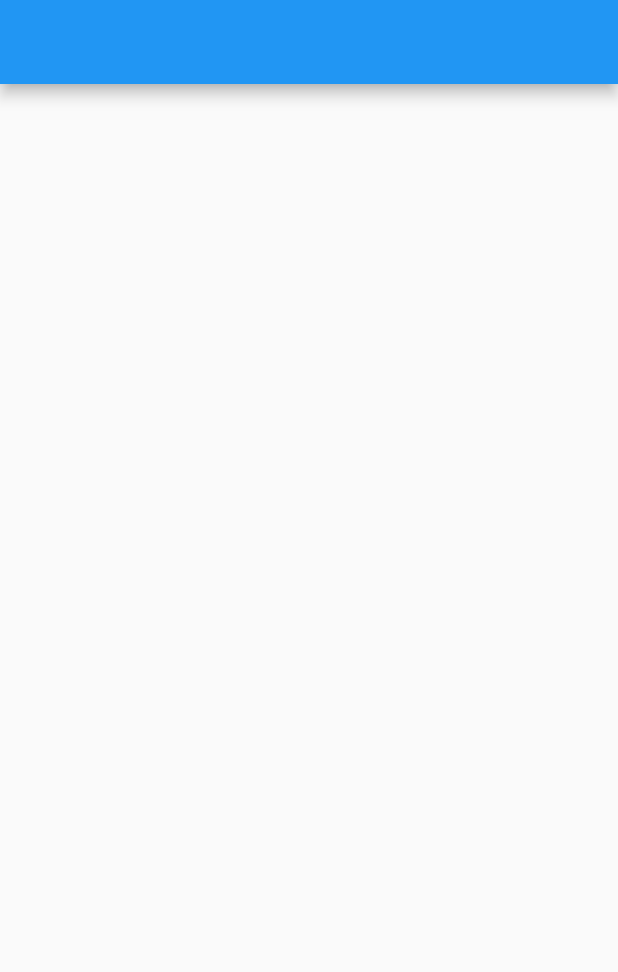
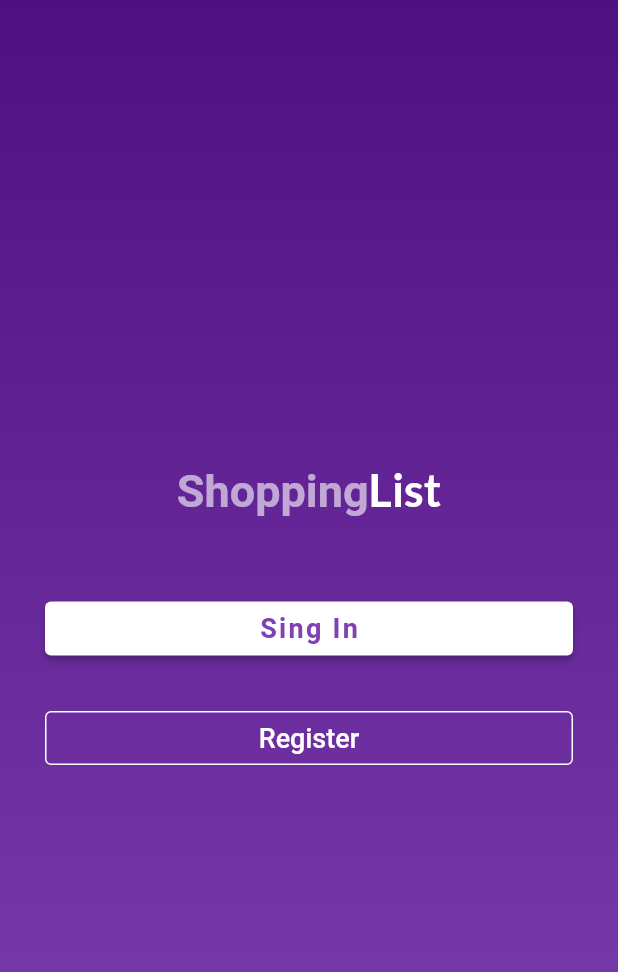
Before and after one commit to mayalaat/shopping_list, a Flutter app: the screen it shows after launch, on a phone screen of 412 x 824 dp. Shown: the top 972 px of the screen. Run offline on Flutter 3.47's test engine with Material 2 defaults, Android fonts, the phone set to English and light mode, and no system bars; our stand-ins replace google_fonts.

Commit message:
Adding welcome screen

```diff
--- /dev/null
+++ b/lib/MainScreens/homeScreen.dart
@@ -0,0 +1,18 @@
+import 'package:flutter/material.dart';
+
+class HomeScreen extends StatefulWidget {
+  const HomeScreen({Key? key}) : super(key: key);
+
+  @override
+  _HomeScreenState createState() => _HomeScreenState();
+}
+
+class _HomeScreenState extends State<HomeScreen> {
+  @override
+  Widget build(BuildContext context) {
+    return Scaffold(
+      appBar: AppBar(),
+      body: Center(),
+    );
+  }
+}
--- /dev/null
+++ b/lib/MainScreens/welcomeScreen.dart
@@ -0,0 +1,73 @@
+import 'package:flutter/material.dart';
+import 'package:shopping_list/Utils/TextApp.dart';
+import 'package:shopping_list/Widgets/Desing/DesignWidgets.dart';
+
+class WelcomeScreen extends StatefulWidget {
+  const WelcomeScreen({Key? key}) : super(key: key);
+
+  @override
+  _WelcomeScreenState createState() => _WelcomeScreenState();
+}
+
+class _WelcomeScreenState extends State<WelcomeScreen> {
+  @override
+  Widget build(BuildContext context) {
+    return Scaffold(
+      body: SingleChildScrollView(
+        child: Container(
+          padding: EdgeInsets.symmetric(horizontal: 30),
+          height: MediaQuery.of(context).size.height,
+          width: MediaQuery.of(context).size.width,
+          decoration:
+              BoxDecoration(gradient: Designwidgets.linearGradient(context)),
+          child: Column(
+            crossAxisAlignment: CrossAxisAlignment.center,
+            mainAxisAlignment: MainAxisAlignment.center,
+            children: [
+              Designwidgets.title(),
+              _loginButton(context),
+              _signUpButton(context)
+            ],
+          ),
+        ),
+      ),
+    );
+  }
+}
+
+Widget _loginButton(BuildContext context) {
+  return Container(
+    padding: EdgeInsets.only(top: 50.0, bottom: 25),
+    width: double.infinity,
+    child: ElevatedButton(
+        style: ButtonStyle(
+            backgroundColor: MaterialStateProperty.all<Color>(Colors.white)),
+        onPressed: () => print("Init session"),
+        child: Text(
+          TextApp.LOGIN,
+          style: TextStyle(
+              color: Theme.of(context).primaryColor,
+              letterSpacing: 1.5,
+              fontSize: 18.0,
+              fontWeight: FontWeight.bold),
+        )),
+  );
+}
+
+Widget _signUpButton(BuildContext context) {
+  return Container(
+    width: double.infinity,
+    child: OutlinedButton(
+        style: OutlinedButton.styleFrom(
+          side: BorderSide(color: Colors.white),
+        ),
+        onPressed: () => print("SignUp"),
+        child: Text(
+          TextApp.SIGNUP,
+          style: TextStyle(
+            fontSize: 18,
+            color: Colors.white,
+          ),
+        )),
+  );
+}
--- /dev/null
+++ b/lib/Utils/AssetsImages.dart
@@ -0,0 +1,9 @@
+import 'package:flutter/widgets.dart';
+
+class AssetsImages {
+  static final String path = "assets/images/";
+
+  static Image getImageLogo() {
+    return Image.asset("${path}ic_launcher.png");
+  }
+}
--- /dev/null
+++ b/lib/Utils/Constants.dart
@@ -0,0 +1,3 @@
+class Constants {
+  static const int TIME_SPLASH_SCREEN = 2;
+}
--- /dev/null
+++ b/lib/Utils/TextApp.dart
@@ -0,0 +1,5 @@
+class TextApp {
+  static const String LOADING = "Loading...";
+  static const String LOGIN = "Sing In";
+  static const String SIGNUP = "Register";
+}
--- /dev/null
+++ b/lib/Widgets/Desing/DesignWidgets.dart
@@ -0,0 +1,30 @@
+import 'package:flutter/material.dart';
+import 'package:google_fonts/google_fonts.dart';
+
+class Designwidgets {
+  static LinearGradient linearGradient(BuildContext context) {
+    return LinearGradient(
+        begin: Alignment.topCenter,
+        end: Alignment.bottomCenter,
+        colors: [
+          Theme.of(context).primaryColorLight,
+          Theme.of(context).primaryColor,
+        ]);
+  }
+
+  static RichText title() {
+    return RichText(
+        textAlign: TextAlign.center,
+        text: TextSpan(
+            text: 'Shopping',
+            style: GoogleFonts.portLligatSans(
+                fontSize: 30,
+                fontWeight: FontWeight.w700,
+                color: Colors.white60),
+            children: [
+              TextSpan(
+                  text: "List",
+                  style: GoogleFonts.lato(color: Colors.white, fontSize: 30))
+            ]));
+  }
+}
--- a/lib/main.dart
+++ b/lib/main.dart
@@ -1,4 +1,5 @@
 import 'package:flutter/material.dart';
+import 'package:shopping_list/MainScreens/welcomeScreen.dart';
 
 void main() {
   runApp(MyApp());
@@ -12,7 +13,6 @@ class MyApp extends StatelessWidget {
           primaryColor: Color(0xff8041b2),
           primaryColorDark: Color(0xffb26fe5),
           primaryColorLight: Color(0xff4f1182),
-          accentColor: Color(0xffc681ff),
           //backgroundColor: Color(0xffffffff),
 
           visualDensity: VisualDensity.adaptivePlatformDensity),
@@ -29,9 +29,6 @@ class MyHomePage extends StatefulWidget {
 class _MyHomePageState extends State<MyHomePage> {
   @override
   Widget build(BuildContext context) {
-    return Scaffold(
-      appBar: AppBar(),
-      body: Center(),
-    );
+    return WelcomeScreen();
   }
 }
--- a/pubspec.yaml
+++ b/pubspec.yaml
@@ -18,9 +18,10 @@ publish_to: 'none' # Remove this line if you wish to publish to pub.dev
 version: 1.0.0+1
 
 environment:
-  sdk: ">=2.12.0 <3.0.0"
+  sdk: ">=2.13.1 <3.0.0"
 
 dependencies:
+  google_fonts: "^2.3.1"
   flutter_launcher_icons: "^0.9.2"
   flutter:
     sdk: flutter
```
Also changed, not shown: pubspec.lock.
